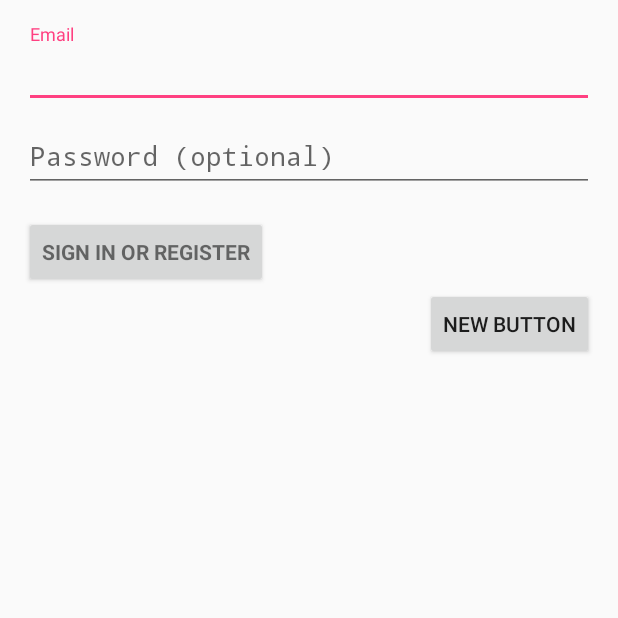
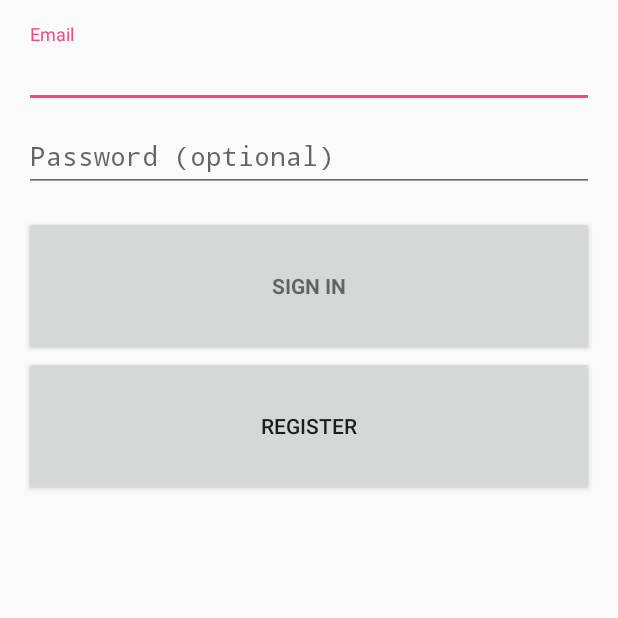
Before and after one commit to zgknoll/OurState, an Android app: the screen it shows after launch (LoginActivity), on a phone screen of 412 x 824 dp, the top half of it. Run offline under Robolectric (Android 15) with nearby library versions, the phone set to English and light mode, and no system bars; 3 statements that could not run were skipped.

```diff
--- a/app/src/main/res/layout/activity_login.xml
+++ b/app/src/main/res/layout/activity_login.xml
@@ -22,7 +22,7 @@
     <LinearLayout
         android:id="@+id/email_login_form"
         android:layout_width="match_parent"
-        android:layout_height="337dp"
+        android:layout_height="match_parent"
         android:orientation="vertical"
         android:weightSum="1">
 
@@ -62,25 +62,20 @@
         <Button
             android:id="@+id/email_sign_in_button"
             style="?android:textAppearanceSmall"
-            android:layout_width="wrap_content"
+            android:layout_width="match_parent"
             android:layout_height="wrap_content"
             android:layout_marginTop="16dp"
-            android:text="@string/action_sign_in"
-            android:textStyle="bold" />
+            android:text="Sign in"
+            android:textStyle="bold"
+            android:layout_weight="0.08" />
 
         <Button
-            android:layout_width="wrap_content"
+            android:layout_width="match_parent"
             android:layout_height="wrap_content"
-            android:text="New Button"
+            android:text="Register"
             android:id="@+id/button"
-            android:layout_gravity="right" />
+            android:layout_weight="0.08" />
 
     </LinearLayout>
 
-    <ScrollView
-        android:id="@+id/login_form"
-        android:layout_width="match_parent"
-        android:layout_height="match_parent">
-
-    </ScrollView>
 </LinearLayout>
```
Also changed, not shown: app/src/main/java/bitsplease/ourstate/LoginActivity.java (+22 -12 lines), app/src/main/res/layout/activity_login2.xml (deleted, +0 -65 lines).
